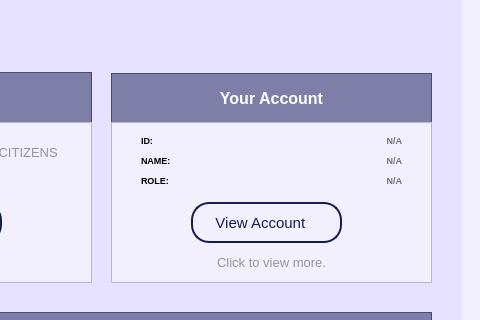
This is Views/MainPages/dashboard.ui in Yohhannn/Barangay-Records-Statistics-System as Qt 5 draws it before an edit; both pictures show x 869 to 1349 and y 178 to 498 of the 1349 by 850 pixel window. The edited form follows.
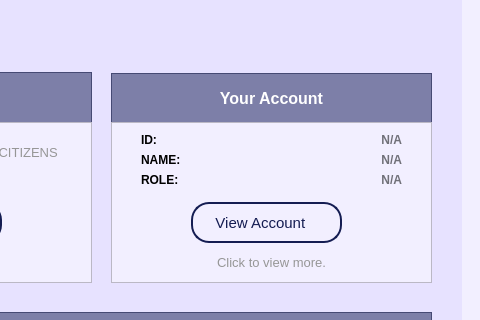
This is the edited form. Icons and pictures are not drawn.

Commit message: [ Update 4.0.1 - Pre Alpha ] -JP

Patch:
```diff
--- a/Views/MainPages/dashboard.ui
+++ b/Views/MainPages/dashboard.ui
@@ -1283,7 +1283,7 @@
      <property name="font">
       <font>
        <family>Arial</family>
-       <pointsize>7</pointsize>
+       <pointsize>9</pointsize>
        <bold>true</bold>
       </font>
      </property>
@@ -1308,7 +1308,7 @@
      <property name="font">
       <font>
        <family>Arial</family>
-       <pointsize>7</pointsize>
+       <pointsize>9</pointsize>
        <bold>true</bold>
       </font>
      </property>
@@ -1333,7 +1333,7 @@
      <property name="font">
       <font>
        <family>Arial</family>
-       <pointsize>7</pointsize>
+       <pointsize>9</pointsize>
        <bold>true</bold>
       </font>
      </property>
@@ -1358,7 +1358,7 @@
      <property name="font">
       <font>
        <family>Arial</family>
-       <pointsize>7</pointsize>
+       <pointsize>9</pointsize>
        <bold>true</bold>
       </font>
      </property>
@@ -1386,7 +1386,7 @@
      <property name="font">
       <font>
        <family>Arial</family>
-       <pointsize>7</pointsize>
+       <pointsize>9</pointsize>
        <bold>true</bold>
       </font>
      </property>
@@ -1414,7 +1414,7 @@
      <property name="font">
       <font>
        <family>Arial</family>
-       <pointsize>7</pointsize>
+       <pointsize>9</pointsize>
        <bold>true</bold>
       </font>
      </property>
```
The commit also changes 1 other file.
